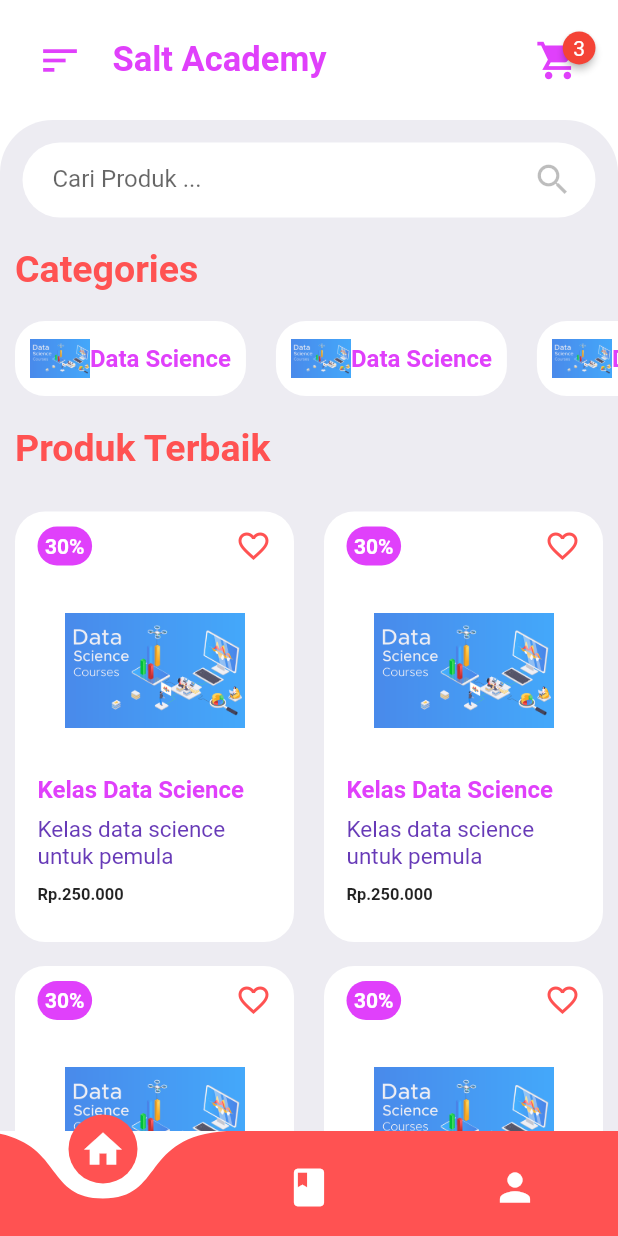
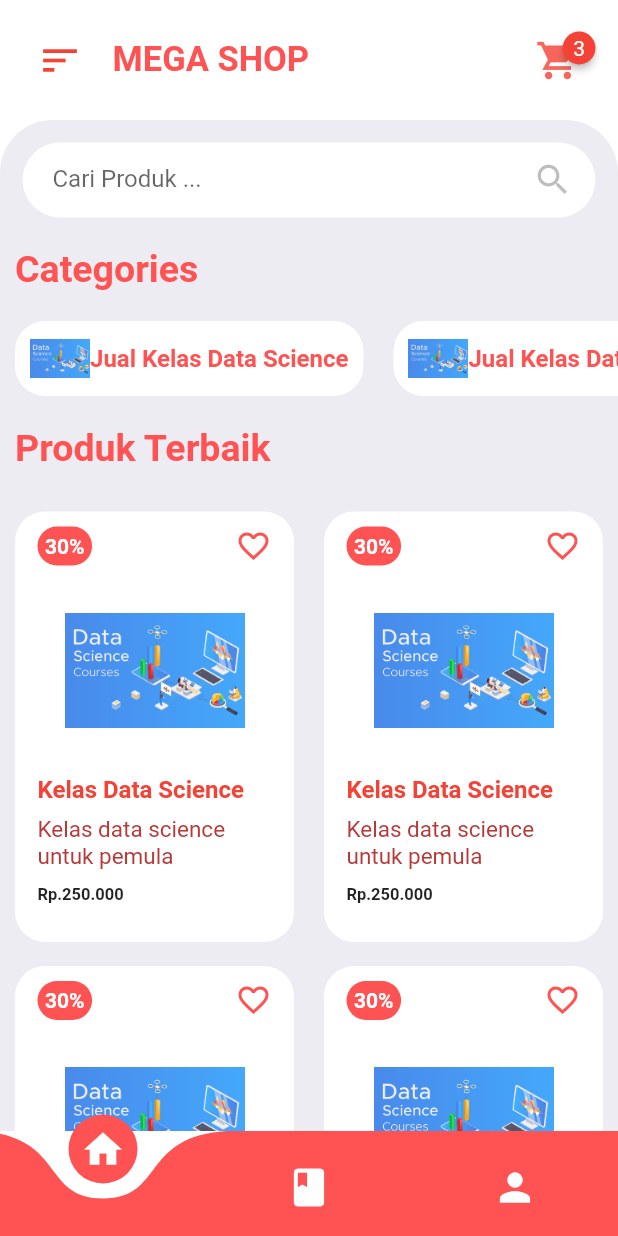
Before and after one commit to areffendiw/https---github.com-areffendiw-upload_ecomm, a Flutter app: the screen it shows after launch, on a phone screen of 412 x 824 dp. Run offline on Flutter 3.47's test engine with Material 2 defaults, Android fonts, the phone set to English and light mode, and no system bars; drawn by our look-alikes of badges, curved_navigation_bar; our stand-ins replace flutter_rating_bar; missing offline and left inert: clippy_flutter.

Commit message:
first product

```diff
--- a/lib/main.dart
+++ b/lib/main.dart
@@ -14,7 +14,7 @@ class MyApp extends StatelessWidget {
   Widget build(BuildContext context) {
     return MaterialApp(
       debugShowCheckedModeBanner: false,
-      title: 'Salt E Course',
+      title: 'MEGA SHOP',
       theme: ThemeData(scaffoldBackgroundColor: Colors.white),
       routes: {
         "/": (context) => const HomeScreen(),
--- a/lib/widgets/categorieswidget.dart
+++ b/lib/widgets/categorieswidget.dart
@@ -27,11 +27,11 @@ class CategoriesWidget extends StatelessWidget {
                     height: 40,
                   ),
                   const Text(
-                    "Data Science",
+                    "Jual Kelas Data Science",
                     style: TextStyle(
                         fontWeight: FontWeight.bold,
                         fontSize: 16,
-                        color: Colors.purpleAccent),
+                        color: Colors.redAccent),
                   ),
                 ],
               ),
--- a/lib/widgets/home_app_bar.dart
+++ b/lib/widgets/home_app_bar.dart
@@ -14,18 +14,18 @@ class HomeAppBar extends StatelessWidget {
           const Icon(
             Icons.sort,
             size: 30,
-            color: Colors.purpleAccent,
+            color: Colors.red,
           ),
           const Padding(
             padding: EdgeInsets.only(
               left: 20,
             ),
             child: Text(
-              "Salt Academy",
+              "MEGA SHOP",
               style: TextStyle(
                   fontSize: 23,
                   fontWeight: FontWeight.bold,
-                  color: Colors.purpleAccent),
+                  color: Colors.redAccent),
             ),
           ),
           const Spacer(),
@@ -43,7 +43,7 @@ class HomeAppBar extends StatelessWidget {
               child: const Icon(
                 Icons.shopping_cart_sharp,
                 size: 30,
-                color: Colors.purpleAccent,
+                color: Color.fromARGB(207, 244, 67, 54),
               ),
             ),
           )
--- a/lib/widgets/item_bottom_navbar.dart
+++ b/lib/widgets/item_bottom_navbar.dart
@@ -35,7 +35,7 @@ class ItemBottomNavBar extends StatelessWidget {
               style: TextStyle(fontSize: 16, fontWeight: FontWeight.bold),
             ),
             style: ButtonStyle(
-                backgroundColor: MaterialStateProperty.all(Colors.purpleAccent),
+                backgroundColor: MaterialStateProperty.all(Colors.redAccent),
                 padding: MaterialStateProperty.all(
                   const EdgeInsets.symmetric(vertical: 13, horizontal: 15),
                 )),
--- a/lib/widgets/items_widget.dart
+++ b/lib/widgets/items_widget.dart
@@ -27,7 +27,7 @@ class ItemsWidget extends StatelessWidget {
                     Container(
                       padding: const EdgeInsets.all(5),
                       decoration: BoxDecoration(
-                        color: Colors.purpleAccent,
+                        color: Colors.redAccent,
                         borderRadius: BorderRadius.circular(20),
                       ),
                       child: const Text(
@@ -67,7 +67,7 @@ class ItemsWidget extends StatelessWidget {
                     "Kelas Data Science",
                     style: TextStyle(
                       fontSize: 16,
-                      color: Colors.purpleAccent,
+                      color: Colors.red,
                       fontWeight: FontWeight.bold,
                     ),
                   ),
@@ -76,7 +76,8 @@ class ItemsWidget extends StatelessWidget {
                   alignment: Alignment.centerLeft,
                   child: const Text(
                     "Kelas data science untuk pemula",
-                    style: TextStyle(fontSize: 15, color: Colors.deepPurple),
+                    style: TextStyle(
+                        fontSize: 15, color: Color.fromARGB(255, 183, 58, 58)),
                   ),
                 ),
                 Padding(
--- a/pubspec.yaml
+++ b/pubspec.yaml
@@ -40,6 +40,10 @@ dependencies:
   curved_navigation_bar: ^1.0.3
   clippy_flutter: ^2.0.0-nullsafety.1
   flutter_rating_bar: ^4.0.1
+  flutter_local_notifications: ^12.0.2
+  timezone: ^0.9.0
+  rxdart: ^0.27.5
+  flutter_bloc: ^8.1.1
 
 dev_dependencies:
   flutter_test:
```
Also changed, not shown: lib/services/notification_service.dart (added, +68 -0 lines), images/saltlogo.png (added), pubspec.lock, 14 other files.
